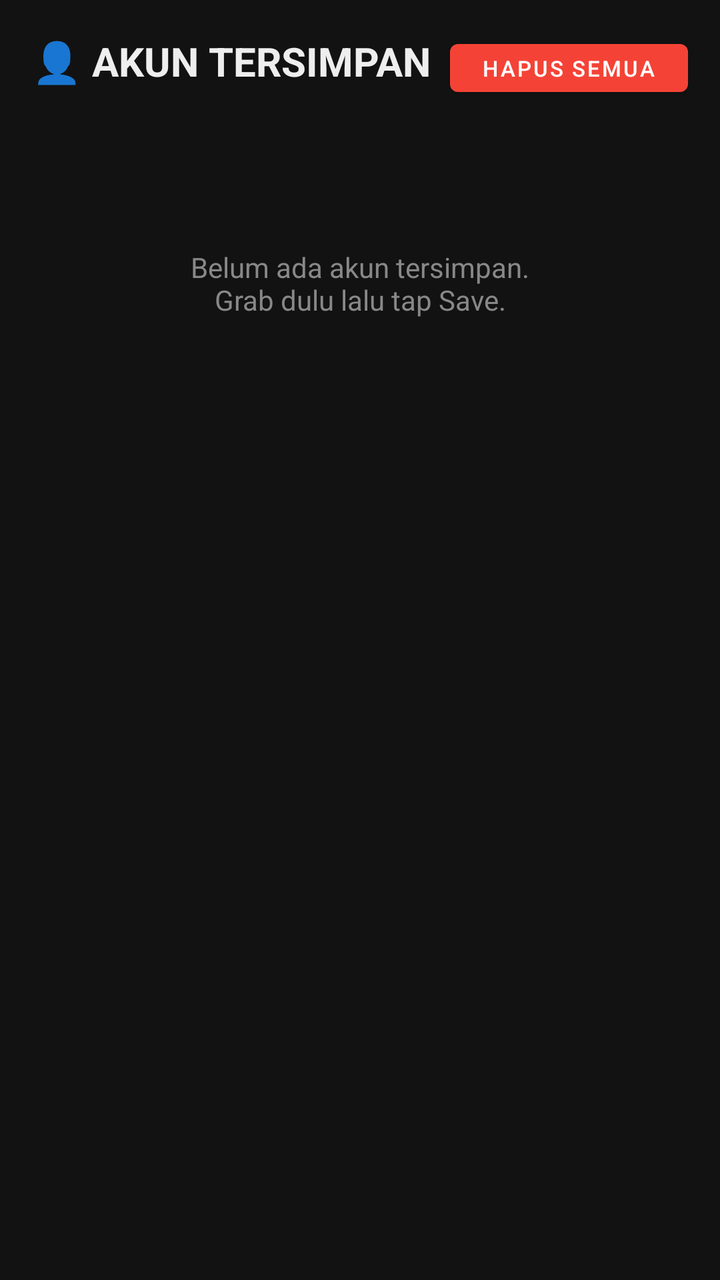
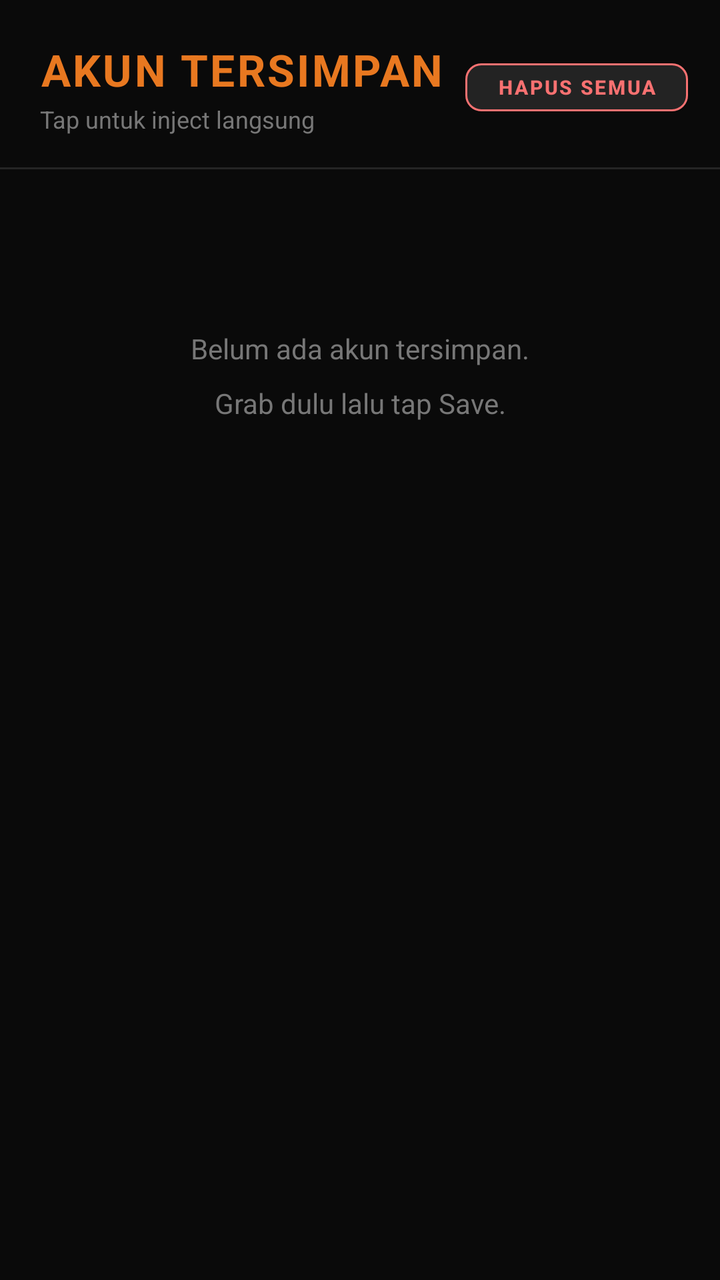

Screens rendered from an Android XML layout before and after an edit, with the pre-edit source and the edit as a unified diff.
<!-- AndroidManifest.xml: application theme Theme.RbxTool -->
<!-- res/layout/fragment_accounts.xml -->
<?xml version="1.0" encoding="utf-8"?>
<LinearLayout xmlns:android="http://schemas.android.com/apk/res/android"
    android:layout_width="match_parent"
    android:layout_height="match_parent"
    android:orientation="vertical"
    android:background="@color/background"
    android:padding="16dp">

    <LinearLayout
        android:layout_width="match_parent"
        android:layout_height="wrap_content"
        android:orientation="horizontal"
        android:layout_marginBottom="12dp">

        <TextView
            android:text="👤 AKUN TERSIMPAN"
            android:textColor="@color/on_surface"
            android:textSize="20sp"
            android:textStyle="bold"
            android:layout_width="0dp"
            android:layout_height="wrap_content"
            android:layout_weight="1" />

        <com.google.android.material.button.MaterialButton
            android:id="@+id/btnClearAll"
            android:layout_width="wrap_content"
            android:layout_height="36dp"
            android:text="Hapus Semua"
            android:textSize="11sp"
            app:backgroundTint="@color/error"
            xmlns:app="http://schemas.android.com/apk/res-auto" />

    </LinearLayout>

    <TextView
        android:id="@+id/tvEmpty"
        android:layout_width="match_parent"
        android:layout_height="wrap_content"
        android:text="Belum ada akun tersimpan.\nGrab dulu lalu tap Save."
        android:textColor="#888888"
        android:textSize="14sp"
        android:gravity="center"
        android:layout_marginTop="60dp"
        android:visibility="visible" />

    <androidx.recyclerview.widget.RecyclerView
        android:id="@+id/recyclerView"
        android:layout_width="match_parent"
        android:layout_height="match_parent"
        android:visibility="gone" />

</LinearLayout>
<!-- resources referenced by this layout -->
<resources>
  <color name="background">#121212</color>
  <color name="error">#F44336</color>
  <color name="on_surface">#EEEEEE</color>
  <style name="Theme.RbxTool" parent="Theme.MaterialComponents.DayNight.NoActionBar">
          <item name="colorPrimary">@color/primary</item>
          <item name="colorPrimaryDark">@color/primary_dark</item>
          <item name="colorAccent">@color/accent</item>
          <item name="android:windowBackground">@color/background</item>
          <item name="android:statusBarColor">@color/background</item>
          <item name="android:navigationBarColor">@color/surface</item>
      </style>
  <color name="primary">#1565C0</color>
  <color name="primary_dark">#0D47A1</color>
  <color name="accent">#FF6F00</color>
  <color name="surface">#1E1E1E</color>
</resources>

<!-- the commit's change to res/layout/fragment_accounts.xml (unified diff, before → after) -->
@@ -1,52 +1,84 @@
 <?xml version="1.0" encoding="utf-8"?>
 <LinearLayout xmlns:android="http://schemas.android.com/apk/res/android"
+    xmlns:app="http://schemas.android.com/apk/res-auto"
     android:layout_width="match_parent"
     android:layout_height="match_parent"
     android:orientation="vertical"
-    android:background="@color/background"
-    android:padding="16dp">
+    android:background="@color/background">
 
     <LinearLayout
         android:layout_width="match_parent"
         android:layout_height="wrap_content"
         android:orientation="horizontal"
-        android:layout_marginBottom="12dp">
+        android:gravity="center_vertical"
+        android:paddingStart="20dp"
+        android:paddingEnd="16dp"
+        android:paddingTop="20dp"
+        android:paddingBottom="16dp">
 
-        <TextView
-            android:text="👤 AKUN TERSIMPAN"
-            android:textColor="@color/on_surface"
-            android:textSize="20sp"
-            android:textStyle="bold"
+        <LinearLayout
             android:layout_width="0dp"
             android:layout_height="wrap_content"
-            android:layout_weight="1" />
+            android:layout_weight="1"
+            android:orientation="vertical">
+
+            <TextView
+                android:text="AKUN TERSIMPAN"
+                android:textColor="@color/primary"
+                android:textSize="22sp"
+                android:textStyle="bold"
+                android:letterSpacing="0.05"
+                android:layout_width="wrap_content"
+                android:layout_height="wrap_content" />
+
+            <TextView
+                android:text="Tap untuk inject langsung"
+                android:textColor="@color/on_surface_dim"
+                android:textSize="12sp"
+                android:layout_width="wrap_content"
+                android:layout_height="wrap_content"
+                android:layout_marginTop="2dp" />
+
+        </LinearLayout>
 
         <com.google.android.material.button.MaterialButton
             android:id="@+id/btnClearAll"
             android:layout_width="wrap_content"
             android:layout_height="36dp"
-            android:text="Hapus Semua"
-            android:textSize="11sp"
-            app:backgroundTint="@color/error"
-            xmlns:app="http://schemas.android.com/apk/res-auto" />
+            android:text="HAPUS SEMUA"
+            android:textSize="10sp"
+            android:textStyle="bold"
+            android:textColor="@color/error"
+            app:backgroundTint="@color/surface"
+            app:strokeColor="@color/error"
+            app:strokeWidth="1dp"
+            app:cornerRadius="8dp" />
 
     </LinearLayout>
+
+    <View
+        android:layout_width="match_parent"
+        android:layout_height="1dp"
+        android:background="@color/divider" />
 
     <TextView
         android:id="@+id/tvEmpty"
         android:layout_width="match_parent"
         android:layout_height="wrap_content"
         android:text="Belum ada akun tersimpan.\nGrab dulu lalu tap Save."
-        android:textColor="#888888"
+        android:textColor="@color/on_surface_dim"
         android:textSize="14sp"
         android:gravity="center"
-        android:layout_marginTop="60dp"
+        android:lineSpacingMultiplier="1.6"
+        android:layout_marginTop="80dp"
         android:visibility="visible" />
 
     <androidx.recyclerview.widget.RecyclerView
         android:id="@+id/recyclerView"
         android:layout_width="match_parent"
         android:layout_height="match_parent"
+        android:padding="16dp"
+        android:clipToPadding="false"
         android:visibility="gone" />
 
 </LinearLayout>
<!-- resource entries referenced after the edit -->
@@ -1,19 +1,25 @@
 <!-- resources referenced by this layout -->
 <resources>
-  <color name="background">#121212</color>
-  <color name="error">#F44336</color>
-  <color name="on_surface">#EEEEEE</color>
-  <style name="Theme.RbxTool" parent="Theme.MaterialComponents.DayNight.NoActionBar">
+  <color name="background">#0A0A0A</color>
+  <color name="divider">#252525</color>
+  <color name="error">#F87171</color>
+  <color name="on_surface_dim">#777777</color>
+  <color name="on_surface">#F0F0F0</color>
+  <style name="Theme.RbxTool" parent="Theme.MaterialComponents.NoActionBar">
           <item name="colorPrimary">@color/primary</item>
           <item name="colorPrimaryDark">@color/primary_dark</item>
           <item name="colorAccent">@color/accent</item>
+          <item name="colorSurface">@color/surface</item>
+          <item name="colorOnSurface">@color/on_surface</item>
+          <item name="colorOnBackground">@color/on_surface</item>
+          <item name="android:textColor">@color/on_surface</item>
           <item name="android:windowBackground">@color/background</item>
           <item name="android:statusBarColor">@color/background</item>
           <item name="android:navigationBarColor">@color/surface</item>
       </style>
-  <color name="primary">#1565C0</color>
-  <color name="primary_dark">#0D47A1</color>
-  <color name="accent">#FF6F00</color>
-  <color name="surface">#1E1E1E</color>
+  <color name="primary">#E87820</color>
+  <color name="primary_dark">#C45F10</color>
+  <color name="accent">#E87820</color>
+  <color name="surface">#141414</color>
 </resources>
 
